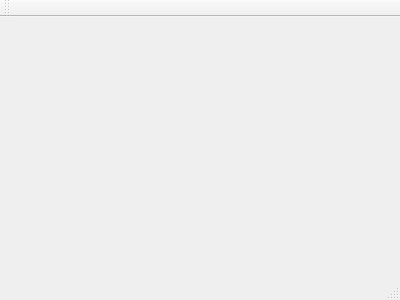
PhASnBenoit/rushball, file cihm.ui: the form before one commit.
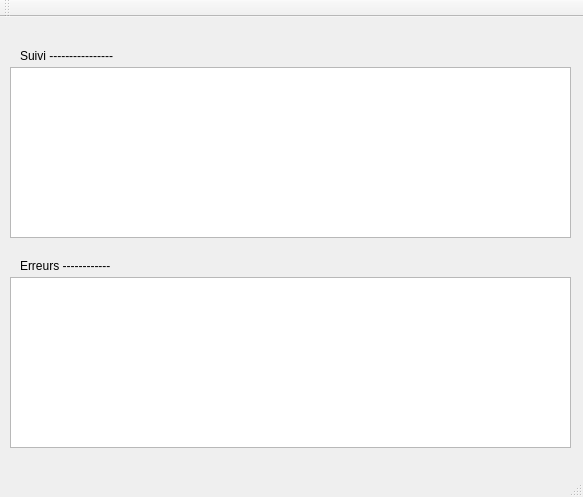
The form after the commit.

Commit message: Signaux info et erreur CJeu

What changed in the file:
```diff
--- a/cihm.ui
+++ b/cihm.ui
@@ -1,24 +1,86 @@
 <ui version="4.0">
  <class>CIhm</class>
- <widget class="QMainWindow" name="CIhm" >
-  <property name="geometry" >
+ <widget class="QMainWindow" name="CIhm">
+  <property name="geometry">
    <rect>
     <x>0</x>
     <y>0</y>
-    <width>400</width>
-    <height>300</height>
+    <width>583</width>
+    <height>497</height>
    </rect>
   </property>
   <property name="windowTitle" >
    <string>CIhm</string>
   </property>
-  <widget class="QMenuBar" name="menuBar" />
-  <widget class="QToolBar" name="mainToolBar" />
-  <widget class="QWidget" name="centralWidget" />
-  <widget class="QStatusBar" name="statusBar" />
+  <widget class="QWidget" name="centralWidget">
+   <widget class="QTextEdit" name="teSuivi">
+    <property name="geometry">
+     <rect>
+      <x>10</x>
+      <y>50</y>
+      <width>561</width>
+      <height>171</height>
+     </rect>
+    </property>
+   </widget>
+   <widget class="QTextEdit" name="teErreurs">
+    <property name="geometry">
+     <rect>
+      <x>10</x>
+      <y>260</y>
+      <width>561</width>
+      <height>171</height>
+     </rect>
+    </property>
+   </widget>
+   <widget class="QLabel" name="label">
+    <property name="geometry">
+     <rect>
+      <x>20</x>
+      <y>30</y>
+      <width>171</width>
+      <height>18</height>
+     </rect>
+    </property>
+    <property name="text">
+     <string>Suivi ----------------</string>
+    </property>
+   </widget>
+   <widget class="QLabel" name="label_2">
+    <property name="geometry">
+     <rect>
+      <x>20</x>
+      <y>240</y>
+      <width>201</width>
+      <height>18</height>
+     </rect>
+    </property>
+    <property name="text">
+     <string>Erreurs ------------</string>
+    </property>
+   </widget>
+  </widget>
+  <widget class="QMenuBar" name="menuBar">
+   <property name="geometry">
+    <rect>
+     <x>0</x>
+     <y>0</y>
+     <width>583</width>
+     <height>30</height>
+    </rect>
+   </property>
+  </widget>
+  <widget class="QToolBar" name="mainToolBar">
+   <attribute name="toolBarArea">
+    <enum>TopToolBarArea</enum>
+   </attribute>
+   <attribute name="toolBarBreak">
+    <bool>false</bool>
+   </attribute>
+  </widget>
+  <widget class="QStatusBar" name="statusBar"/>
  </widget>
- <layoutDefault spacing="6" margin="11" />
- <pixmapfunction></pixmapfunction>
+ <layoutdefault spacing="6" margin="11"/>
  <resources/>
  <connections/>
 </ui>
```
Left out of the diff: 5 changed lines with no effect on the pictures. The commit also changes 5 other files.
